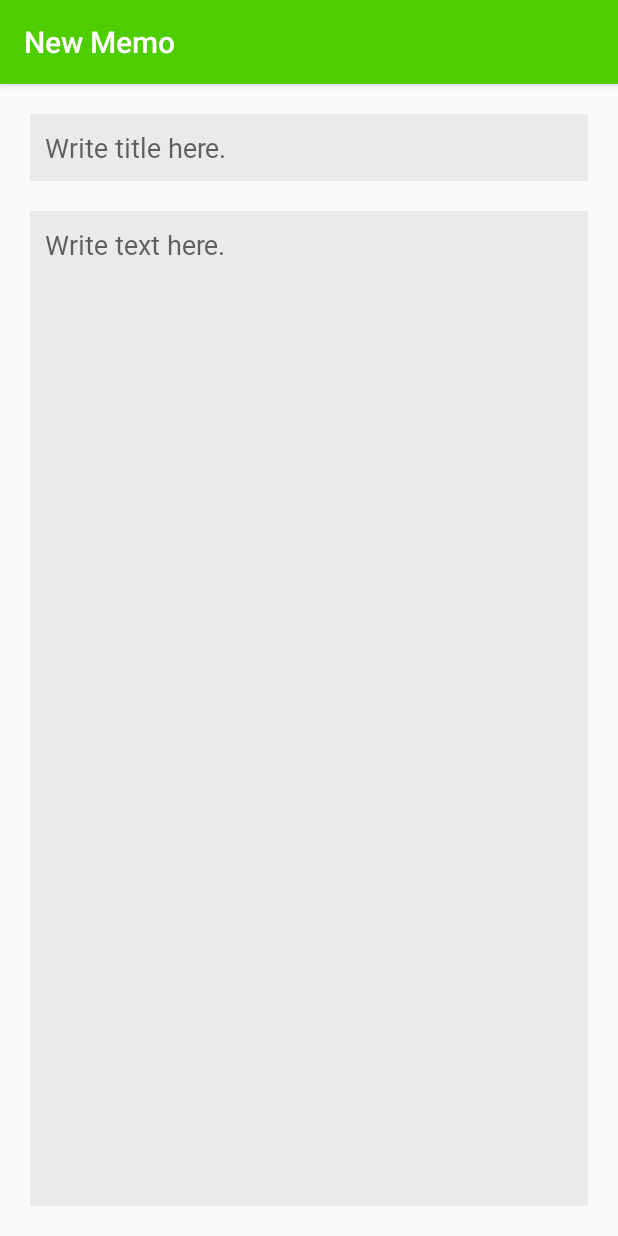
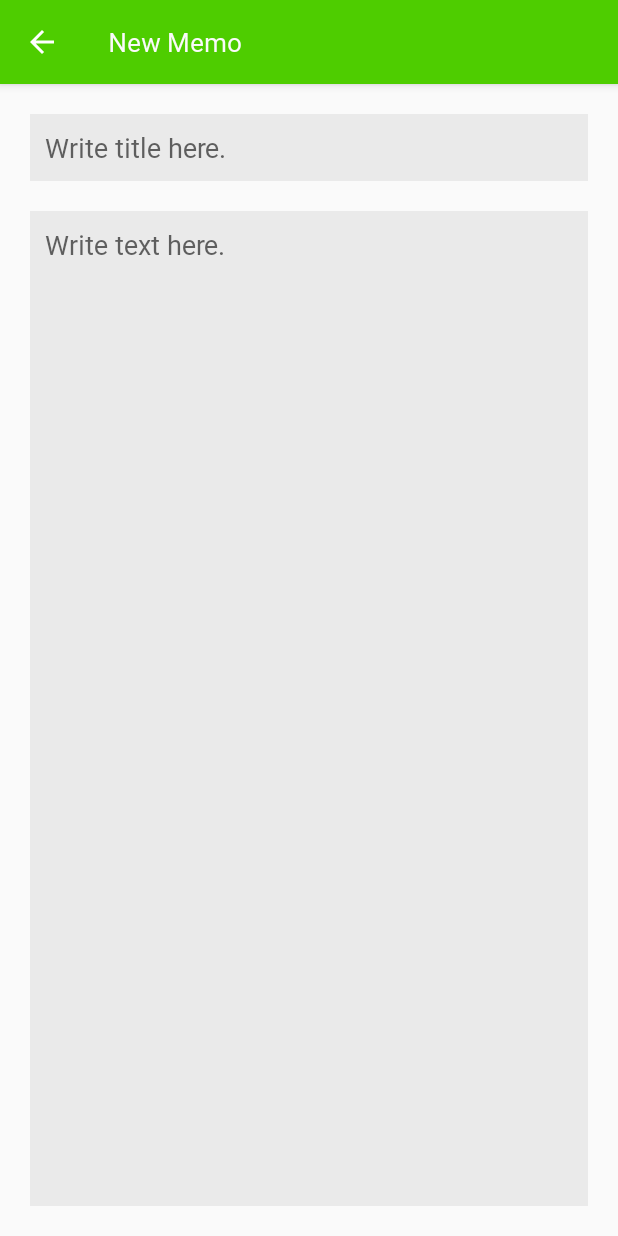
Before and after one commit to rulyox/LineChallengeMemo, an Android app: the screen it shows after launch (WriteActivity), after a tap on an icon or button, on a phone screen of 412 x 824 dp. Run offline under Robolectric (Android 15) with nearby library versions, the phone set to English and light mode, and no system bars; our stand-ins replace Room's generated code.

Commit message:
Changed actionbar to toolbar, Added menu

```diff
--- a/app/src/main/java/com/rulyox/linechallengememo/MainActivity.kt
+++ b/app/src/main/java/com/rulyox/linechallengememo/MainActivity.kt
@@ -2,6 +2,8 @@ package com.rulyox.linechallengememo
 
 import android.content.Intent
 import android.os.Bundle
+import android.view.Menu
+import android.view.MenuItem
 import android.view.View
 import android.widget.Toast
 
@@ -19,10 +21,23 @@ class MainActivity : AppCompatActivity() {
     override fun onCreate(savedInstanceState: Bundle?) {
         super.onCreate(savedInstanceState)
         setContentView(R.layout.activity_main)
+        setSupportActionBar(main_toolbar)
+        supportActionBar?.setDisplayShowTitleEnabled(false)
 
         setUI()
         getMemoList()
 
+    }
+
+    override fun onCreateOptionsMenu(menu: Menu?): Boolean {
+        menuInflater.inflate(R.menu.menu_main, menu)
+        return true
+    }
+
+    override fun onOptionsItemSelected(item: MenuItem): Boolean {
+        val id: Int = item.itemId
+        return if (id == R.id.main_menu_search) true
+        else super.onOptionsItemSelected(item)
     }
 
     private fun setUI() {
--- a/app/src/main/java/com/rulyox/linechallengememo/WriteActivity.kt
+++ b/app/src/main/java/com/rulyox/linechallengememo/WriteActivity.kt
@@ -2,16 +2,20 @@ package com.rulyox.linechallengememo
 
 import android.os.Bundle
 import android.view.MenuItem
+
 import androidx.appcompat.app.AppCompatActivity
 import androidx.core.app.NavUtils
 
+import kotlinx.android.synthetic.main.activity_write.*
 
 class WriteActivity : AppCompatActivity() {
 
     override fun onCreate(savedInstanceState: Bundle?) {
         super.onCreate(savedInstanceState)
         setContentView(R.layout.activity_write)
-        actionBar?.setDisplayHomeAsUpEnabled(true)
+        setSupportActionBar(write_toolbar)
+        supportActionBar?.setDisplayShowTitleEnabled(false)
+        supportActionBar?.setDisplayHomeAsUpEnabled(true)
 
     }
 
--- a/app/src/main/res/layout/activity_write.xml
+++ b/app/src/main/res/layout/activity_write.xml
@@ -1,9 +1,35 @@
 <?xml version="1.0" encoding="utf-8"?>
-<LinearLayout
-    xmlns:android="http://schemas.android.com/apk/res/android"
+<LinearLayout xmlns:android="http://schemas.android.com/apk/res/android"
+    xmlns:app="http://schemas.android.com/apk/res-auto"
     android:layout_width="match_parent"
     android:layout_height="match_parent"
-    android:orientation="vertical" >
+    android:orientation="vertical"
+    android:background="@color/colorWhite" >
+
+    <com.google.android.material.appbar.AppBarLayout
+        android:layout_width="match_parent"
+        android:layout_height="wrap_content"
+        android:theme="@style/AppTheme.AppBarOverlay"
+        android:elevation="10dp" >
+
+        <androidx.appcompat.widget.Toolbar
+            android:id="@+id/write_toolbar"
+            android:layout_width="match_parent"
+            android:layout_height="?attr/actionBarSize"
+            android:background="@color/colorPrimary"
+            app:popupTheme="@style/AppTheme.PopupOverlay" >
+
+            <TextView
+                android:layout_width="wrap_content"
+                android:layout_height="wrap_content"
+                android:text="@string/write_label"
+                android:fontFamily="@font/nanum_gothic_bold"
+                android:textSize="17sp"
+                android:textColor="@color/colorWhite" />
+
+        </androidx.appcompat.widget.Toolbar>
+
+    </com.google.android.material.appbar.AppBarLayout>
 
     <LinearLayout
         android:layout_width="match_parent"
--- /dev/null
+++ b/app/src/main/res/menu/menu_main.xml
@@ -0,0 +1,13 @@
+<?xml version="1.0" encoding="utf-8"?>
+<menu
+    xmlns:android="http://schemas.android.com/apk/res/android"
+    xmlns:app="http://schemas.android.com/apk/res-auto" >
+
+    <item
+        android:id="@+id/main_menu_search"
+        android:orderInCategory="1"
+        android:title="@string/menu_search"
+        android:icon="@drawable/ic_search"
+        app:showAsAction="ifRoom" />
+
+</menu>
--- a/app/src/main/res/values/strings.xml
+++ b/app/src/main/res/values/strings.xml
@@ -2,6 +2,7 @@
 <resources>
     <string name="app_name">Line Challenge Memo</string>
     <string name="main_no_memo">There are no memos.</string>
+    <string name="menu_search">Search</string>
     <string name="write_label">New Memo</string>
     <string name="write_title_hint">Write title here.</string>
     <string name="write_text_hint">Write text here.</string>
--- a/app/src/main/res/values/styles.xml
+++ b/app/src/main/res/values/styles.xml
@@ -1,8 +1,13 @@
 <?xml version="1.0" encoding="utf-8"?>
 <resources>
-    <style name="AppTheme" parent="Theme.AppCompat.Light.DarkActionBar">
+    <style name="AppTheme" parent="Theme.AppCompat.Light.NoActionBar">
         <item name="colorPrimary">@color/colorPrimary</item>
         <item name="colorPrimaryDark">@color/colorPrimaryDark</item>
         <item name="colorAccent">@color/colorAccent</item>
+        <item name="windowActionBar">false</item>
+        <item name="windowNoTitle">true</item>
     </style>
+
+    <style name="AppTheme.AppBarOverlay" parent="ThemeOverlay.AppCompat.Dark.ActionBar" />
+    <style name="AppTheme.PopupOverlay" parent="ThemeOverlay.AppCompat.Light" />
 </resources>
```
Also changed, not shown: app/src/main/res/layout/activity_main.xml (+25 -1 lines), app/src/main/res/drawable-hdpi/ic_search.png (added), app/src/main/res/drawable-mdpi/ic_search.png (added), app/src/main/res/drawable-xhdpi/ic_search.png (added), app/src/main/res/drawable-xxhdpi/ic_search.png (added), app/src/main/res/drawable-xxxhdpi/ic_search.png (added), 1 other file.
